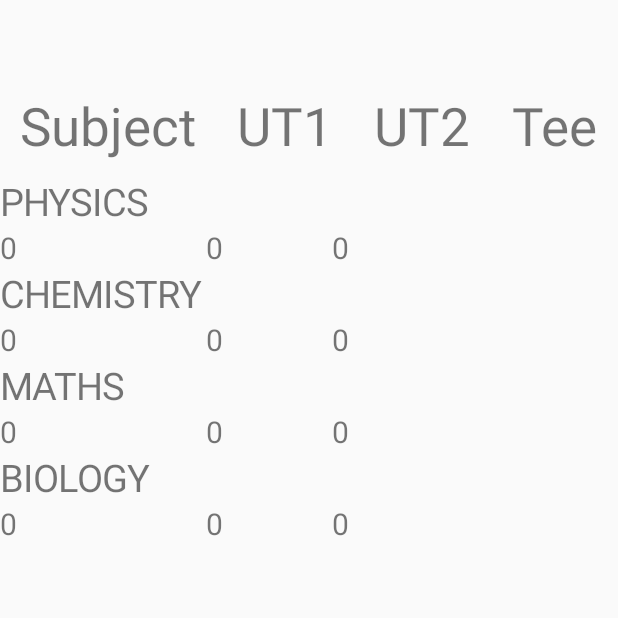
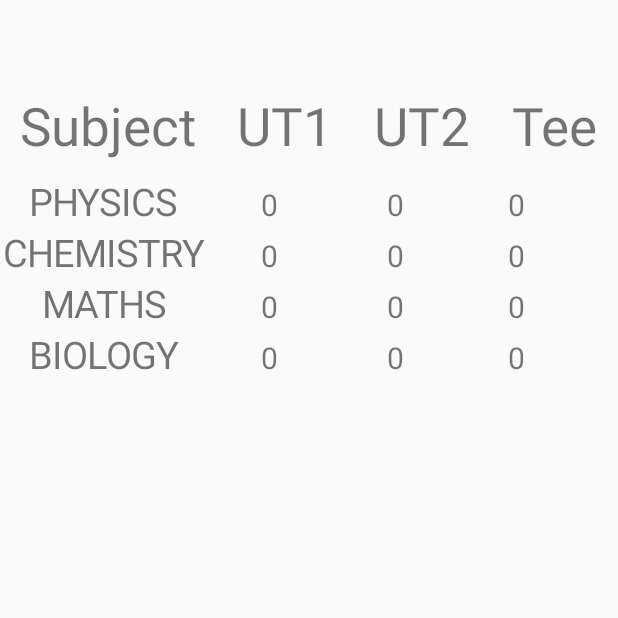
Before and after one commit to GhostsDragons/Marks_Manager, an Android app: the StudentActivity screen opened directly, with no data from a screen before it, on a phone screen of 412 x 824 dp, the top half of it. Run offline under Robolectric (Android 15) with nearby library versions, the phone set to English and light mode, and no system bars; our stand-ins replace Firebase (no records; nobody signed in at launch, a user with empty details on screens opened directly).

Commit message:
Student grid view

```diff
--- a/app/src/main/java/com/example/marks_app/StudentActivity.java
+++ b/app/src/main/java/com/example/marks_app/StudentActivity.java
@@ -61,12 +61,14 @@ public class StudentActivity extends AppCompatActivity {
             TextView subject = new TextView(this);
             subject.setText(Subject);
             subject.setAllCaps(true);
+            subject.setGravity(Gravity.CENTER);
             subject.setTextSize(25);
-            table.addView(subject);
+            stud.addView(subject);
             for (int i = 0; i < 3; i++) {
                 TextView Mark = new TextView(this);
                 Mark.setText(""+marks[i]);
                 Mark.setTextSize(20);
+                Mark.setGravity(Gravity.CENTER);
                 stud.addView(Mark);
             }
             table.addView(stud);
```
